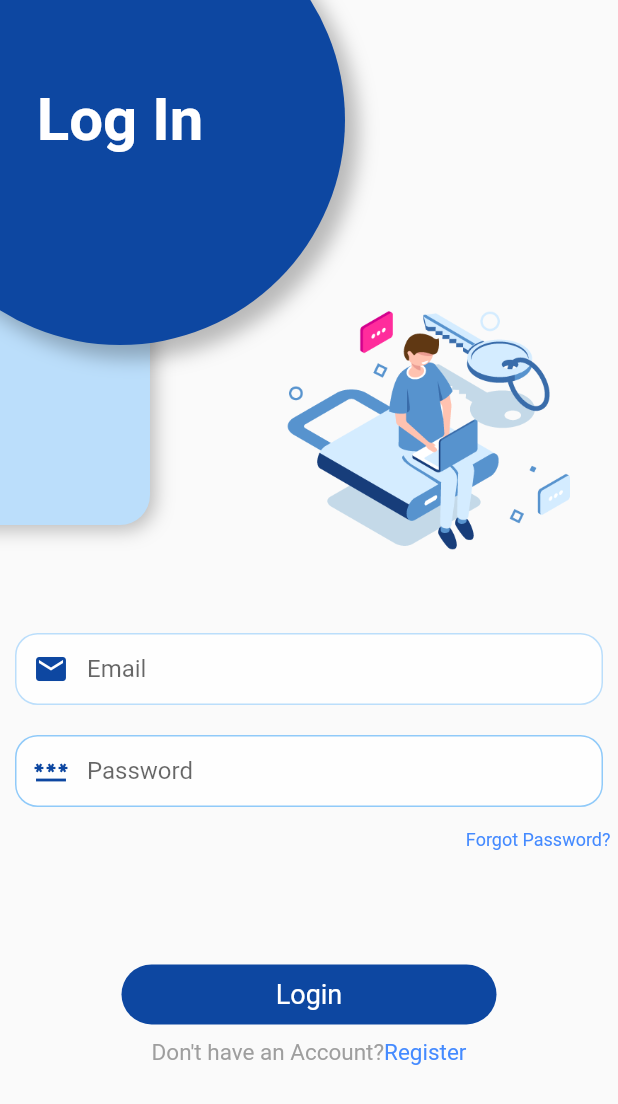
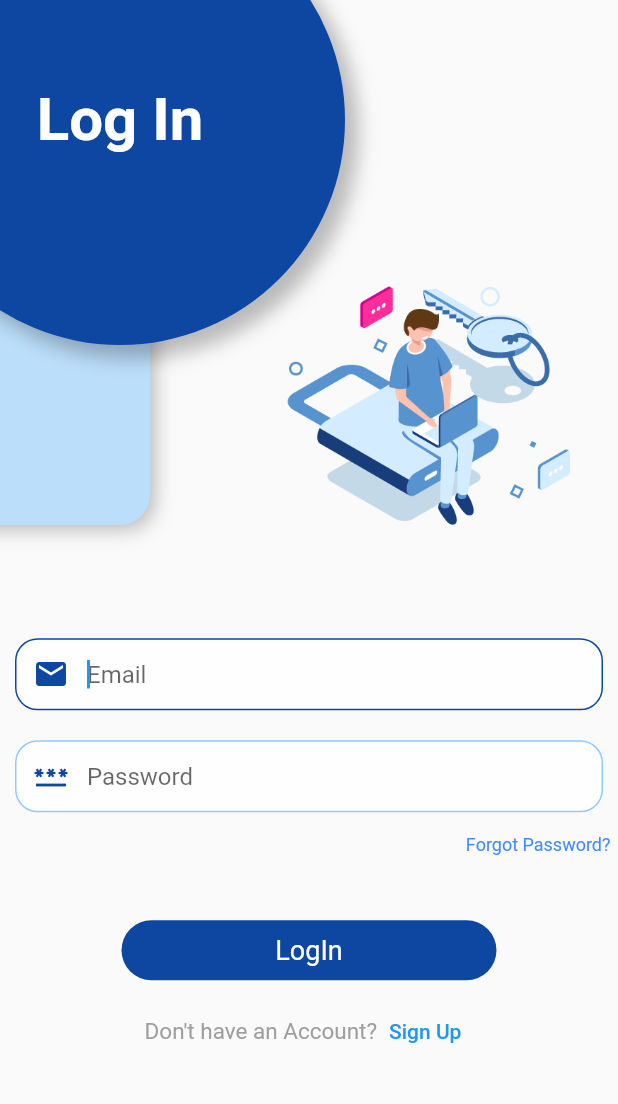
Before and after one commit to AroojAslam/Login-form, a Flutter app: the screen it shows after launch, on a phone screen of 412 x 824 dp. Shown: the top 1104 px of the screen. Run offline on Flutter 3.47's test engine with Material 2 defaults, Android fonts, the phone set to English and light mode, and no system bars; our stand-ins replace firebase_core; accounts and stored records are empty.

Commit message:
add sign up page

```diff
--- /dev/null
+++ b/login_form/lib/button.dart
@@ -0,0 +1,34 @@
+
+import 'package:flutter/material.dart';
+
+class myButton extends StatelessWidget {
+ final String title;
+  VoidCallback ontap;
+   myButton({super.key, required this.title, required this.ontap,});
+
+  @override
+  Widget build(BuildContext context) {
+    return Padding(
+      padding:  EdgeInsets.all(5),
+      child: InkWell(
+        onTap: ontap,
+        child: Container(
+          height: 40,
+          width: 250,
+          decoration: BoxDecoration(
+            color: Colors.blue.shade900,
+            borderRadius: BorderRadius.circular(20),
+          ),
+          child:  Center(
+            child: Text(title,
+              style: const TextStyle(
+                fontSize: 18,
+                color: Colors.white,
+              ),
+            ),
+          ),
+        ),
+      ),
+    );
+  }
+}
--- a/login_form/lib/constants.dart
+++ b/login_form/lib/constants.dart
@@ -52,7 +52,7 @@ Widget buildStack(context){
         ),
       ),
       Positioned(child:  Container(
-          height:MediaQuery.of(context ).size.height * 0.5 ,
+          height:MediaQuery.of(context ).size.height * .48 ,
           width: MediaQuery.of(context ).size.width,
           child:const  Column(
             mainAxisAlignment: MainAxisAlignment.end,
--- a/login_form/lib/log_In.dart
+++ b/login_form/lib/log_In.dart
@@ -1,8 +1,8 @@
 import 'package:flutter/material.dart';
+import 'package:login_form/button.dart';
+import 'package:login_form/signUp.dart';
 
 import 'constants.dart';
-
-
 
 class Log_In extends StatefulWidget {
   const Log_In({super.key});
@@ -12,17 +12,26 @@ class Log_In extends StatefulWidget {
 }
 
 class _Log_InState extends State<Log_In> {
-  GlobalKey<FormState> formKey =GlobalKey<FormState>();
+  TextEditingController emailController = TextEditingController();
+  TextEditingController passwordController = TextEditingController();
+  GlobalKey<FormState> formKey = GlobalKey<FormState>();
+
   @override
   Widget build(BuildContext context) {
     return Scaffold(
       resizeToAvoidBottomInset: false,
       body: SafeArea(
-
+        child: Expanded(
+                child: SingleChildScrollView(
+              child: Container(
+                height: MediaQuery.of(context).size.height,
+                width: MediaQuery.of(context).size.width,
                 child: Column(
                   children: [
                     buildStack(context),
-
+                    SizedBox(
+                      height: 20,
+                    ),
                     Form(
                       key: formKey,
                       child: Padding(
@@ -30,96 +39,118 @@ class _Log_InState extends State<Log_In> {
                         child: Column(
                           children: [
                             TextFormField(
+                              scrollPadding: EdgeInsets.only(
+                                  bottom:
+                                      MediaQuery.of(context).viewInsets.bottom),
+                              autofocus: true,
+                              keyboardType: TextInputType.emailAddress,
+                              controller: emailController,
                               decoration: InputDecoration(
-                          contentPadding: EdgeInsets.fromLTRB(10, 10, 10, 0),
+                                  contentPadding:
+                                      EdgeInsets.fromLTRB(10, 10, 10, 0),
                                   hintText: 'Email',
                                   fillColor: Colors.white70,
                                   filled: true,
-                          prefixIcon:
-                          Icon(Icons.email, color: Colors.blue.shade900),
+                                  prefixIcon: Icon(Icons.email,
+                                      color: Colors.blue.shade900),
                                   focusedBorder: OutlineInputBorder(
-                            borderSide: BorderSide(color: Colors.blue.shade900),
+                                    borderSide:
+                                        BorderSide(color: Colors.blue.shade900),
                                     borderRadius: BorderRadius.circular(15),
                                   ),
                                   enabledBorder: OutlineInputBorder(
-                            borderSide: BorderSide(color: Colors.blue.shade100),
+                                    borderSide:
+                                        BorderSide(color: Colors.blue.shade100),
                                     borderRadius: BorderRadius.circular(15),
                                   )),
+                              validator: (value) {
+                                if (value!.isEmpty) {
+                                  return value;
+                                } else {
+                                  return null;
+                                }
+                              },
                             ),
-                    SizedBox(height:20 ,),
+                            SizedBox(
+                              height: 20,
+                            ),
                             TextFormField(
+                              scrollPadding: EdgeInsets.only(
+                                  bottom:
+                                      MediaQuery.of(context).viewInsets.bottom),
+                              autofocus: true,
+                              keyboardType: TextInputType.text,
+                              controller: passwordController,
+                              obscureText: true,
                               decoration: InputDecoration(
-                          contentPadding: EdgeInsets.fromLTRB(10, 10, 10, 0),
+                                  contentPadding:
+                                      EdgeInsets.fromLTRB(10, 10, 10, 0),
                                   hintText: 'Password',
                                   fillColor: Colors.white70,
                                   filled: true,
-                          prefixIcon:
-                          Icon(Icons.password, color: Colors.blue.shade900),
+                                  prefixIcon: Icon(Icons.password,
+                                      color: Colors.blue.shade900),
                                   focusedBorder: OutlineInputBorder(
-                            borderSide: BorderSide(color: Colors.blue.shade900),
+                                    borderSide:
+                                        BorderSide(color: Colors.blue.shade900),
                                     borderRadius: BorderRadius.circular(15),
                                   ),
                                   enabledBorder: OutlineInputBorder(
-                            borderSide: BorderSide(color: Colors.blue.shade200),
+                                    borderSide:
+                                        BorderSide(color: Colors.blue.shade200),
                                     borderRadius: BorderRadius.circular(15),
                                   )),
+                              validator: (value) {
+                                if (value!.isEmpty) {
+                                  return value;
+                                } else {
+                                  return null;
+                                }
+                              },
                             ),
                           ],
                         ),
                       ),
                     ),
-
                     const Padding(
                       padding: EdgeInsets.all(5),
                       child: Align(
                         alignment: Alignment.centerRight,
                         child: Text(
                           'Forgot Password?',
-                  style: TextStyle(fontSize: 12, color: Colors.blueAccent),
+                          style:
+                              TextStyle(fontSize: 12, color: Colors.blueAccent),
                         ),
                       ),
                     ),
-           SizedBox(height: MediaQuery.of(context).size.height * 0.08,),
+                    SizedBox(
+                      height: MediaQuery.of(context).size.height * 0.04,
+                    ),
+                    myButton(
+                        title: "LogIn",
+                        ontap: () {
+                          if (formKey.currentState!.validate()) {}
+                        }),
                      Padding(
-              padding: const EdgeInsets.all(5),
-              child: Container(
-                height: 40,
-                width: 250,
-                decoration: BoxDecoration(
-                  color: Colors.blue.shade900,
-                  borderRadius: BorderRadius.circular(20),
-                ),
-                child: const Center(
-                  child: Text(
-                    'Login',
-                    style: TextStyle(
-                      fontSize: 18,
-                      color: Colors.white,
-                    ),
-                  ),
-                ),
-              ),
-            ),
-
-            const Padding(
                         padding: EdgeInsets.all(5),
                         child: Row(
                           mainAxisAlignment: MainAxisAlignment.center,
                           children: [
                             Text(
                               'Don\'t have an Account?',
-                      style: TextStyle(color: Colors.grey, fontSize: 15),
+                              style:
+                                  TextStyle(color: Colors.grey, fontSize: 15),
                             ),
-                    Text(
-                      'Register',
-                      style:
-                      TextStyle( color: Colors.blueAccent, fontSize: 15),
-                    ),
+                            TextButton(onPressed: (){
+                              Navigator.push(context, MaterialPageRoute(builder: (context) => signUp(),));
+                            }, child: Text('Sign Up')),
                           ],
                         )),
                   ],
                 ),
               ),
+            ))
+      ),
     );
   }
 }
--- a/login_form/lib/main.dart
+++ b/login_form/lib/main.dart
@@ -1,15 +1,21 @@
+import 'package:firebase_core/firebase_core.dart';
 import 'package:flutter/material.dart';
+import 'package:login_form/signUp.dart';
 import 'log_In.dart';
-void main() {
-  runApp(const login());
+
+void main()async {
+  WidgetsFlutterBinding.ensureInitialized();
+ await Firebase.initializeApp();
+  runApp( MyApp());
 }
 
-class login extends StatelessWidget {
-  const login({super.key});
+class MyApp extends StatelessWidget {
+  const MyApp({super.key});
 
   @override
   Widget build(BuildContext context) {
     return const MaterialApp(
+
       debugShowCheckedModeBanner: false,
       home: Log_In(),
     );
```
Also changed, not shown: login_form/lib/signUp.dart (added, +291 -0 lines), 3 other files. Lines whose indentation alone changed are shown as unchanged.
